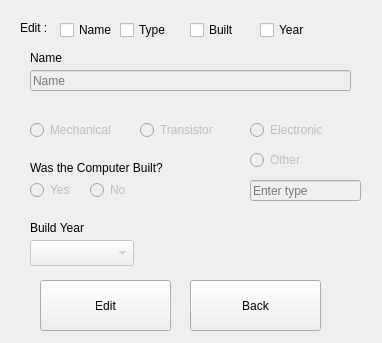
First picture: the form in gui/edit/editcomp.ui, repository HelgiThomas/Verklegt31, before the edit.
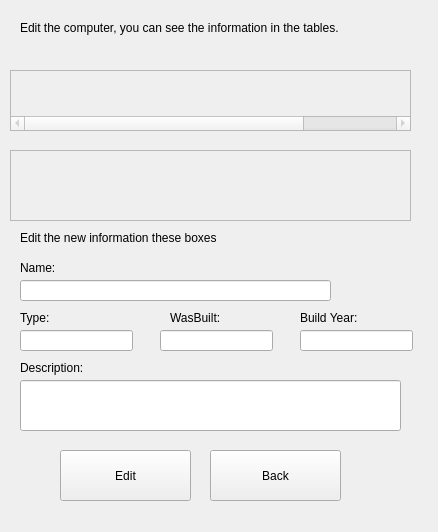
Second picture: the form after the edit.

Diff of the .ui file:
```diff
--- a/gui/edit/editcomp.ui
+++ b/gui/edit/editcomp.ui
@@ -6,53 +6,18 @@
    <rect>
     <x>0</x>
     <y>0</y>
-    <width>382</width>
-    <height>343</height>
+    <width>438</width>
+    <height>532</height>
    </rect>
   </property>
   <property name="windowTitle">
    <string>Form</string>
   </property>
-  <widget class="QRadioButton" name="radioButton">
-   <property name="enabled">
-    <bool>false</bool>
-   </property>
-   <property name="geometry">
-    <rect>
-     <x>30</x>
-     <y>120</y>
-     <width>100</width>
-     <height>20</height>
-    </rect>
-   </property>
-   <property name="text">
-    <string>Mechanical</string>
-   </property>
-   <attribute name="buttonGroup">
-    <string notr="true">buttonGroup</string>
-   </attribute>
-  </widget>
-  <widget class="QLabel" name="label_4">
-   <property name="enabled">
-    <bool>true</bool>
-   </property>
-   <property name="geometry">
-    <rect>
-     <x>30</x>
-     <y>220</y>
-     <width>81</width>
-     <height>16</height>
-    </rect>
-   </property>
-   <property name="text">
-    <string>Build Year</string>
-   </property>
-  </widget>
   <widget class="QPushButton" name="pushButton_editComp">
    <property name="geometry">
     <rect>
-     <x>40</x>
-     <y>280</y>
+     <x>60</x>
+     <y>450</y>
      <width>131</width>
      <height>51</height>
     </rect>
@@ -61,59 +26,11 @@
     <string>Edit</string>
    </property>
   </widget>
-  <widget class="QLabel" name="label_2">
-   <property name="enabled">
-    <bool>true</bool>
-   </property>
-   <property name="geometry">
-    <rect>
-     <x>30</x>
-     <y>50</y>
-     <width>51</width>
-     <height>16</height>
-    </rect>
-   </property>
-   <property name="text">
-    <string>Name</string>
-   </property>
-  </widget>
-  <widget class="QLabel" name="label_5">
-   <property name="geometry">
-    <rect>
-     <x>20</x>
-     <y>20</y>
-     <width>51</width>
-     <height>16</height>
-    </rect>
-   </property>
-   <property name="text">
-    <string>Edit :</string>
-   </property>
-  </widget>
-  <widget class="QRadioButton" name="radioButton_2">
-   <property name="enabled">
-    <bool>false</bool>
-   </property>
-   <property name="geometry">
-    <rect>
-     <x>140</x>
-     <y>120</y>
-     <width>100</width>
-     <height>20</height>
-    </rect>
-   </property>
-   <property name="text">
-    <string>Transistor</string>
-   </property>
-   <attribute name="buttonGroup">
-    <string notr="true">buttonGroup</string>
-   </attribute>
-  </widget>
   <widget class="QPushButton" name="pushButton_back">
    <property name="geometry">
     <rect>
-     <x>190</x>
-     <y>280</y>
+     <x>210</x>
+     <y>450</y>
      <width>131</width>
      <height>51</height>
     </rect>
@@ -122,199 +39,205 @@
     <string>Back</string>
    </property>
   </widget>
-  <widget class="QLineEdit" name="lineEdit_2">
+  <widget class="QTableWidget" name="tableWidget">
    <property name="enabled">
     <bool>false</bool>
    </property>
    <property name="geometry">
     <rect>
-     <x>30</x>
+     <x>10</x>
      <y>70</y>
-     <width>321</width>
-     <height>21</height>
+     <width>401</width>
+     <height>61</height>
     </rect>
    </property>
-   <property name="text">
-    <string/>
-   </property>
-   <property name="placeholderText">
-    <string>Name</string>
-   </property>
-  </widget>
-  <widget class="QRadioButton" name="radioButton_3">
-   <property name="enabled">
+   <attribute name="horizontalHeaderVisible">
     <bool>false</bool>
-   </property>
-   <property name="geometry">
-    <rect>
-     <x>250</x>
-     <y>120</y>
-     <width>100</width>
-     <height>20</height>
-    </rect>
-   </property>
-   <property name="text">
-    <string>Electronic</string>
-   </property>
-   <attribute name="buttonGroup">
-    <string notr="true">buttonGroup</string>
    </attribute>
+   <column>
+    <property name="text">
+     <string>Name</string>
+    </property>
+   </column>
+   <column>
+    <property name="text">
+     <string>Type</string>
+    </property>
+   </column>
+   <column>
+    <property name="text">
+     <string>wasBuilt</string>
+    </property>
+   </column>
+   <column>
+    <property name="text">
+     <string>BuildYear</string>
+    </property>
+   </column>
   </widget>
-  <widget class="QRadioButton" name="radioButton_4">
+  <widget class="QTableWidget" name="tableWidget_2">
    <property name="enabled">
     <bool>false</bool>
    </property>
    <property name="geometry">
     <rect>
-     <x>250</x>
+     <x>10</x>
      <y>150</y>
-     <width>100</width>
-     <height>20</height>
+     <width>401</width>
+     <height>71</height>
     </rect>
    </property>
+   <attribute name="horizontalHeaderVisible">
+    <bool>false</bool>
+   </attribute>
+   <attribute name="horizontalHeaderDefaultSectionSize">
+    <number>400</number>
+   </attribute>
+   <column>
+    <property name="text">
+     <string>Description</string>
+    </property>
+   </column>
+  </widget>
+  <widget class="QLabel" name="label">
+   <property name="geometry">
+    <rect>
+     <x>20</x>
+     <y>20</y>
+     <width>411</width>
+     <height>16</height>
+    </rect>
+   </property>
    <property name="text">
-    <string>Other</string>
+    <string>Edit the computer, you can see the information in the tables.</string>
    </property>
-   <attribute name="buttonGroup">
-    <string notr="true">buttonGroup</string>
-   </attribute>
+  </widget>
+  <widget class="QLabel" name="label_2">
+   <property name="geometry">
+    <rect>
+     <x>20</x>
+     <y>230</y>
+     <width>251</width>
+     <height>16</height>
+    </rect>
+   </property>
+   <property name="text">
+    <string>Edit the new information these boxes</string>
+   </property>
+  </widget>
+  <widget class="QLineEdit" name="lineEdit">
+   <property name="geometry">
+    <rect>
+     <x>20</x>
+     <y>280</y>
+     <width>311</width>
+     <height>21</height>
+    </rect>
+   </property>
+  </widget>
+  <widget class="QLineEdit" name="lineEdit_2">
+   <property name="geometry">
+    <rect>
+     <x>20</x>
+     <y>330</y>
+     <width>113</width>
+     <height>21</height>
+    </rect>
+   </property>
   </widget>
   <widget class="QLineEdit" name="lineEdit_3">
-   <property name="enabled">
-    <bool>false</bool>
-   </property>
    <property name="geometry">
     <rect>
-     <x>250</x>
-     <y>180</y>
-     <width>111</width>
+     <x>300</x>
+     <y>330</y>
+     <width>113</width>
      <height>21</height>
     </rect>
    </property>
-   <property name="text">
-    <string/>
-   </property>
-   <property name="placeholderText">
-    <string>Enter type</string>
-   </property>
   </widget>
-  <widget class="QRadioButton" name="radioButton_5">
-   <property name="enabled">
-    <bool>false</bool>
-   </property>
+  <widget class="QLineEdit" name="lineEdit_4">
    <property name="geometry">
     <rect>
-     <x>90</x>
-     <y>180</y>
-     <width>100</width>
-     <height>20</height>
+     <x>160</x>
+     <y>330</y>
+     <width>113</width>
+     <height>21</height>
     </rect>
    </property>
-   <property name="text">
-    <string>No</string>
-   </property>
-   <attribute name="buttonGroup">
-    <string notr="true">buttonGroup_6</string>
-   </attribute>
   </widget>
-  <widget class="QRadioButton" name="radioButton_6">
-   <property name="enabled">
-    <bool>false</bool>
-   </property>
+  <widget class="QLineEdit" name="lineEdit_5">
    <property name="geometry">
     <rect>
-     <x>30</x>
-     <y>180</y>
-     <width>51</width>
-     <height>20</height>
+     <x>20</x>
+     <y>380</y>
+     <width>381</width>
+     <height>51</height>
     </rect>
    </property>
-   <property name="text">
-    <string>Yes</string>
-   </property>
-   <attribute name="buttonGroup">
-    <string notr="true">buttonGroup_6</string>
-   </attribute>
   </widget>
   <widget class="QLabel" name="label_3">
-   <property name="enabled">
-    <bool>true</bool>
-   </property>
    <property name="geometry">
     <rect>
-     <x>30</x>
-     <y>160</y>
-     <width>171</width>
+     <x>20</x>
+     <y>260</y>
+     <width>60</width>
      <height>16</height>
     </rect>
    </property>
    <property name="text">
-    <string>Was the Computer Built?</string>
+    <string>Name:</string>
    </property>
   </widget>
-  <widget class="QCheckBox" name="radioButton_name">
+  <widget class="QLabel" name="label_4">
    <property name="geometry">
     <rect>
-     <x>60</x>
-     <y>20</y>
-     <width>87</width>
-     <height>20</height>
+     <x>20</x>
+     <y>310</y>
+     <width>60</width>
+     <height>16</height>
     </rect>
    </property>
    <property name="text">
-    <string>Name</string>
+    <string>Type:</string>
    </property>
   </widget>
-  <widget class="QCheckBox" name="radioButton_type">
+  <widget class="QLabel" name="label_5">
    <property name="geometry">
     <rect>
-     <x>120</x>
-     <y>20</y>
-     <width>87</width>
-     <height>20</height>
+     <x>170</x>
+     <y>310</y>
+     <width>60</width>
+     <height>16</height>
     </rect>
    </property>
    <property name="text">
-    <string>Type</string>
+    <string>WasBuilt:</string>
    </property>
   </widget>
-  <widget class="QCheckBox" name="radioButton_wasBuilt">
+  <widget class="QLabel" name="label_6">
    <property name="geometry">
     <rect>
-     <x>190</x>
-     <y>20</y>
-     <width>87</width>
-     <height>20</height>
+     <x>300</x>
+     <y>310</y>
+     <width>60</width>
+     <height>16</height>
     </rect>
    </property>
    <property name="text">
-    <string>Built</string>
+    <string>Build Year:</string>
    </property>
   </widget>
-  <widget class="QCheckBox" name="radioButton_year">
+  <widget class="QLabel" name="label_7">
    <property name="geometry">
     <rect>
-     <x>260</x>
-     <y>20</y>
-     <width>87</width>
-     <height>20</height>
+     <x>20</x>
+     <y>360</y>
+     <width>81</width>
+     <height>16</height>
     </rect>
    </property>
    <property name="text">
-    <string>Year</string>
-   </property>
-  </widget>
-  <widget class="QComboBox" name="lineEdit_4">
-   <property name="enabled">
-    <bool>false</bool>
-   </property>
-   <property name="geometry">
-    <rect>
-     <x>30</x>
-     <y>240</y>
-     <width>104</width>
-     <height>26</height>
-    </rect>
+    <string>Description:</string>
    </property>
   </widget>
  </widget>
```
